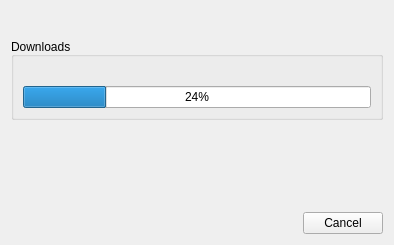
KelSolaar/sIBL_GUI, file src/components/addons/onlineUpdater/ui/Download_Manager.ui: the form before one commit.
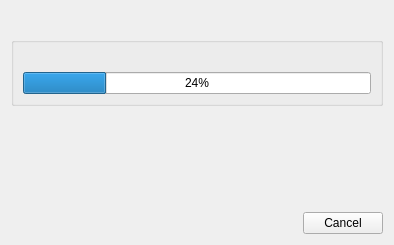
The form after the commit. Icons and pictures are not drawn.

Commit message: "DownloadManager" overall code done.

```diff
--- a/src/components/addons/onlineUpdater/ui/Download_Manager.ui
+++ b/src/components/addons/onlineUpdater/ui/Download_Manager.ui
@@ -57,7 +57,7 @@
    <item row="1" column="0">
     <widget class="QGroupBox" name="Downloads_groupBox">
      <property name="title">
-      <string>Downloads</string>
+      <string/>
      </property>
      <property name="alignment">
       <set>Qt::AlignBottom|Qt::AlignLeading|Qt::AlignLeft</set>
```
Left out of the diff: 2 changed lines with no effect on the pictures. The commit also changes 1 other file.
